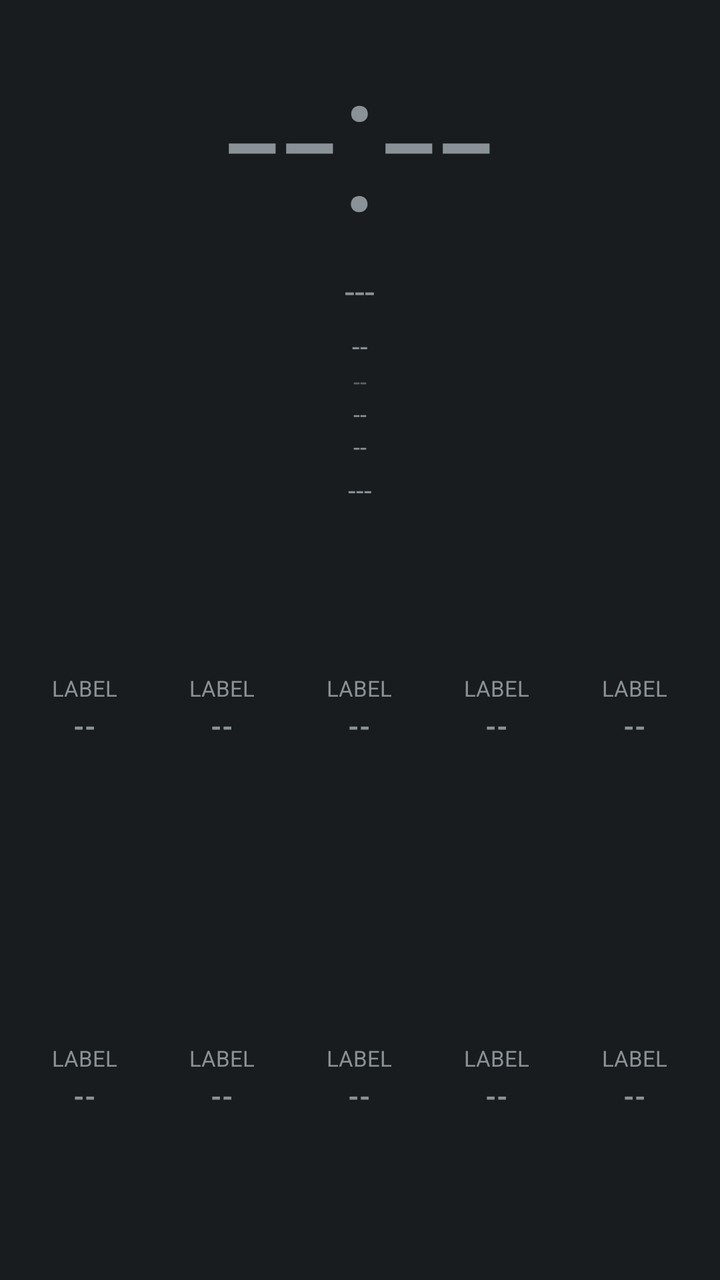
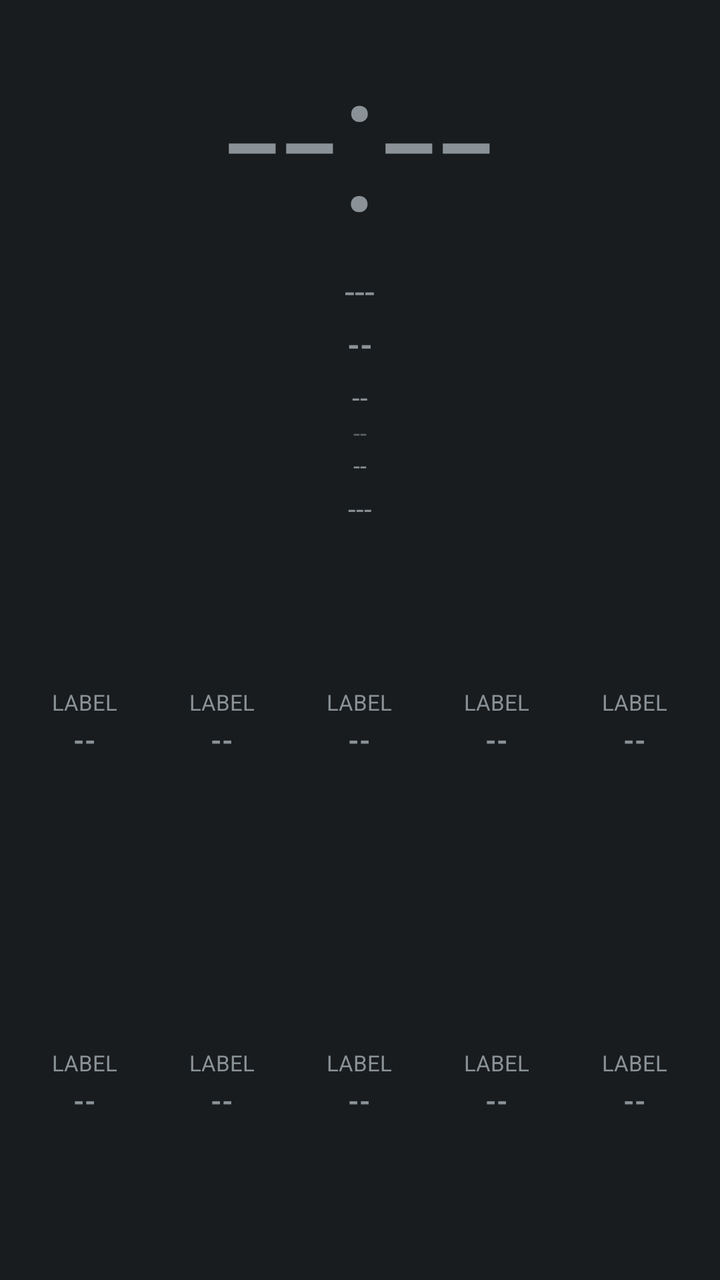

Before-and-after screenshots of an Android layout around one commit, followed by the original layout XML and the change that was made.
<!-- AndroidManifest.xml: application theme android:Theme.DeviceDefault.NoActionBar -->
<!-- res/layout/aod_layout_ticker.xml -->
<?xml version="1.0" encoding="utf-8"?>
<LinearLayout xmlns:android="http://schemas.android.com/apk/res/android"
    android:id="@+id/bg_root"
    android:layout_width="match_parent"
    android:layout_height="match_parent"
    android:orientation="vertical">

    <LinearLayout
        android:layout_width="match_parent"
        android:layout_height="wrap_content"
        android:gravity="center"
        android:orientation="vertical">

        <TextView
            android:id="@+id/clock"
            android:layout_width="wrap_content"
            android:layout_height="wrap_content"
            android:textSize="100sp"
            android:fontFamily="sans-serif-light"
            android:text="--:--" />

        <TextView
            android:id="@+id/date"
            android:layout_width="wrap_content"
            android:layout_height="wrap_content"
            android:textSize="18sp"
            android:text="---" />

        <TextView
            android:id="@+id/health_badge"
            android:layout_width="wrap_content"
            android:layout_height="wrap_content"
            android:textSize="14sp"
            android:textAllCaps="true"
            android:layout_marginTop="6dp"
            android:text="--" />

        <TextView
            android:id="@+id/perf_badge"
            android:layout_width="wrap_content"
            android:layout_height="wrap_content"
            android:textSize="12sp"
            android:alpha="0.6"
            android:text="--" />

        <TextView
            android:id="@+id/net_type_badge"
            android:layout_width="wrap_content"
            android:layout_height="wrap_content"
            android:textSize="12sp"
            android:text="--" />

        <TextView
            android:id="@+id/akd_badge"
            android:layout_width="wrap_content"
            android:layout_height="wrap_content"
            android:textSize="12sp"
            android:text="--" />

        <TextView
            android:id="@+id/panchang"
            android:layout_width="wrap_content"
            android:layout_height="wrap_content"
            android:textSize="14sp"
            android:layout_marginTop="4dp"
            android:text="---" />

        <TextView
            android:id="@+id/muhurat_badge"
            android:layout_width="wrap_content"
            android:layout_height="wrap_content"
            android:textSize="14sp"
            android:textStyle="bold"
            android:visibility="gone"
            android:text="--" />
    </LinearLayout>

    
    <LinearLayout
        android:id="@+id/panel_1"
        android:layout_width="match_parent"
        android:layout_height="0dp"
        android:layout_weight="1"
        android:orientation="vertical"
        android:padding="8dp">

        <LinearLayout android:layout_width="match_parent" android:layout_height="0dp" android:layout_weight="1" android:orientation="horizontal">
            <include layout="@layout/aod_row_ticker" android:id="@+id/row0" android:layout_width="0dp" android:layout_height="match_parent" android:layout_weight="1" />
            <include layout="@layout/aod_row_ticker" android:id="@+id/row1" android:layout_width="0dp" android:layout_height="match_parent" android:layout_weight="1" />
            <include layout="@layout/aod_row_ticker" android:id="@+id/row2" android:layout_width="0dp" android:layout_height="match_parent" android:layout_weight="1" />
            <include layout="@layout/aod_row_ticker" android:id="@+id/row3" android:layout_width="0dp" android:layout_height="match_parent" android:layout_weight="1" />
            <include layout="@layout/aod_row_ticker" android:id="@+id/row4" android:layout_width="0dp" android:layout_height="match_parent" android:layout_weight="1" />
        </LinearLayout>
        <LinearLayout android:layout_width="match_parent" android:layout_height="0dp" android:layout_weight="1" android:orientation="horizontal">
            <include layout="@layout/aod_row_ticker" android:id="@+id/row5" android:layout_width="0dp" android:layout_height="match_parent" android:layout_weight="1" />
            <include layout="@layout/aod_row_ticker" android:id="@+id/row6" android:layout_width="0dp" android:layout_height="match_parent" android:layout_weight="1" />
            <include layout="@layout/aod_row_ticker" android:id="@+id/row7" android:layout_width="0dp" android:layout_height="match_parent" android:layout_weight="1" />
            <include layout="@layout/aod_row_ticker" android:id="@+id/row8" android:layout_width="0dp" android:layout_height="match_parent" android:layout_weight="1" />
            <include layout="@layout/aod_row_ticker" android:id="@+id/row9" android:layout_width="0dp" android:layout_height="match_parent" android:layout_weight="1" />
        </LinearLayout>
    </LinearLayout>

</LinearLayout>
<!-- res/layout/aod_row_ticker.xml (included above) -->
<?xml version="1.0" encoding="utf-8"?>
<LinearLayout xmlns:android="http://schemas.android.com/apk/res/android"
    android:layout_width="wrap_content"
    android:layout_height="wrap_content"
    android:layout_margin="4dp"
    android:orientation="vertical"
    android:gravity="center">

    
    <TextView
        android:id="@+id/stat_label"
        android:layout_width="match_parent"
        android:layout_height="wrap_content"
        android:gravity="center_horizontal"
        android:textSize="11sp"
        android:textAllCaps="true"
        android:maxLines="2"
        android:text="Label" />

    <TextView
        android:id="@+id/stat_value"
        android:layout_width="match_parent"
        android:layout_height="wrap_content"
        android:layout_marginTop="2dp"
        android:gravity="center_horizontal"
        android:textStyle="bold"
        android:maxLines="1"
        android:autoSizeTextType="uniform"
        android:autoSizeMinTextSize="10sp"
        android:autoSizeMaxTextSize="20sp"
        android:autoSizeStepGranularity="1sp"
        android:text="--" />

</LinearLayout>
<!-- resources referenced by this layout -->
<resources>

</resources>

<!-- the commit's change to res/layout/aod_layout_ticker.xml (unified diff, before → after) -->
@@ -25,6 +25,7 @@
             android:layout_height="wrap_content"
             android:textSize="18sp"
             android:text="---" />
+<TextView android:id="@+id/akd_badge" android:layout_width="wrap_content" android:layout_height="wrap_content" android:layout_marginTop="4dp" android:textSize="16sp" android:textStyle="bold" android:text="--" />
 
         <TextView
             android:id="@+id/health_badge"
@@ -45,13 +46,6 @@
 
         <TextView
             android:id="@+id/net_type_badge"
-            android:layout_width="wrap_content"
-            android:layout_height="wrap_content"
-            android:textSize="12sp"
-            android:text="--" />
-
-        <TextView
-            android:id="@+id/akd_badge"
             android:layout_width="wrap_content"
             android:layout_height="wrap_content"
             android:textSize="12sp"
